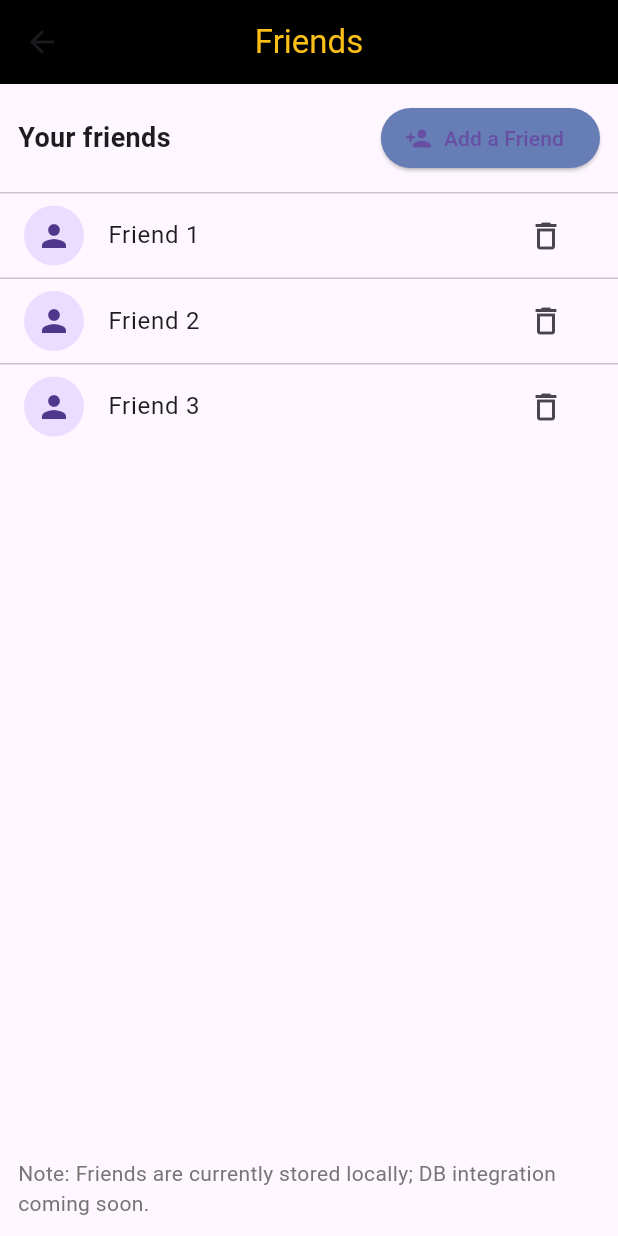
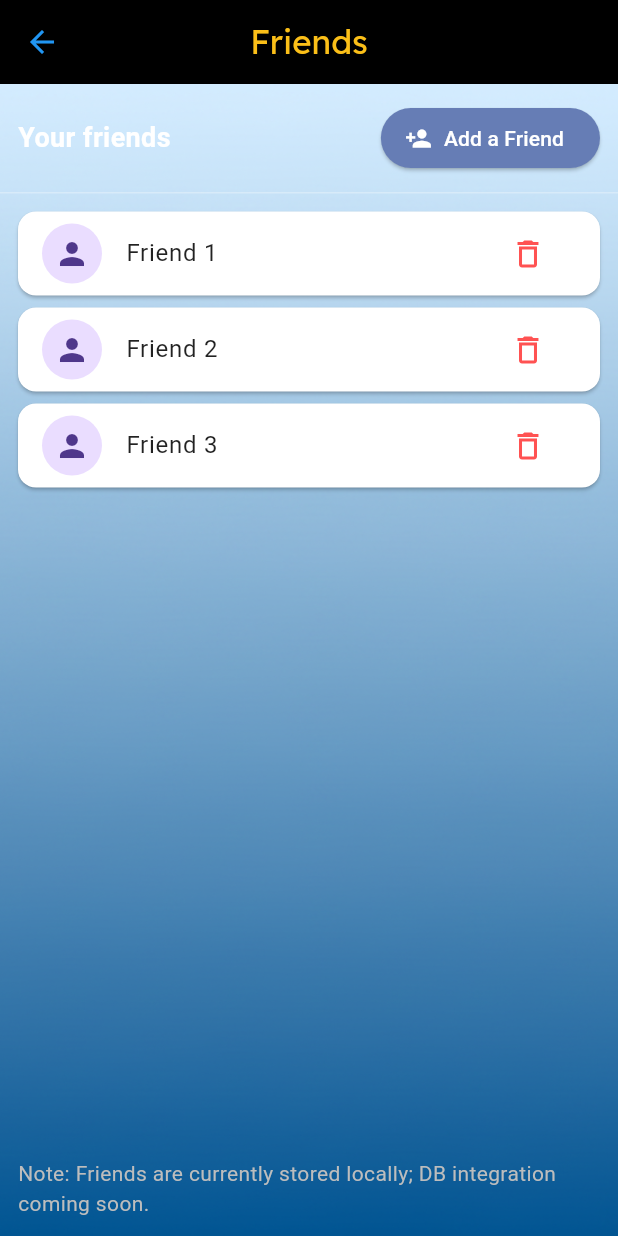
Before and after one commit to NumaanQureshi/Journey, a Flutter app: the Friend screen opened directly, on a phone screen of 412 x 824 dp. Run offline on Flutter 3.47's test engine with Material 3 defaults, Android fonts, the light colour scheme and no system bars; our stand-ins replace google_fonts, video_player.

Commit message:
style: changed formatting of friends screen

```diff
--- a/lib/screens/friend_screen.dart
+++ b/lib/screens/friend_screen.dart
@@ -1,4 +1,5 @@
 import 'package:flutter/material.dart';
+import 'package:google_fonts/google_fonts.dart';
 
 class Friend extends StatefulWidget {
   const Friend({super.key});
@@ -8,7 +9,7 @@ class Friend extends StatefulWidget {
 }
 
 class _FriendState extends State<Friend> {
-  // In-memory placeholder list; replace with DB-backed source later.
+  // TODO: replace with DB friends later.
   final List<String> _friends = ['Friend 1', 'Friend 2', 'Friend 3'];
 
   void _addFriend(String name) {
@@ -45,50 +46,71 @@ class _FriendState extends State<Friend> {
   Widget build(BuildContext context) {
     return Scaffold(
       appBar: AppBar(
-        title: const Text(
+        iconTheme: const IconThemeData(color: Colors.blue),
+        title: Text(
           'Friends',
-          style: TextStyle(
-            color: Color(0xFFFBBF18),
-          )
+          style: GoogleFonts.lexend(
+            color: const Color(0xFFFBBF18),
+          ),
         ),
         centerTitle: true,
         backgroundColor: Colors.black,
       ),
-      body: Column(
+      body: Stack(
+        children: [
+          SizedBox.expand(
+            child: Image.asset(
+              'assets/images/profile_bg.png',
+              fit: BoxFit.cover,
+            ),
+          ),
+          Column(
             children: [
               Padding(
                 padding: const EdgeInsets.all(12.0),
                 child: Row(
                   mainAxisAlignment: MainAxisAlignment.spaceBetween,
                   children: [
-                const Text('Your friends', style: TextStyle(fontSize: 18, fontWeight: FontWeight.w600)),
+                    const Text('Your friends',
+                        style: TextStyle(fontSize: 18, fontWeight: FontWeight.w600, color: Colors.white)),
                     ElevatedButton.icon(
                       onPressed: _showAddDialog,
                       icon: const Icon(Icons.person_add),
                       label: const Text('Add a Friend'),
-                  style: ElevatedButton.styleFrom(backgroundColor: const Color(0xFF667DB5)),
+                      style: ElevatedButton.styleFrom(
+                          backgroundColor: const Color(0xFF667DB5),
+                          foregroundColor: Colors.white),
                     ),
                   ],
                 ),
               ),
-          const Divider(height: 1),
+              const Divider(height: 1, color: Colors.white30),
               Expanded(
                 child: _friends.isEmpty
-                ? const Center(child: Text('No friends yet'))
-                : ListView.separated(
+                    ? const Center(
+                        child:
+                            Text('No friends yet', style: TextStyle(color: Colors.white)))
+                    : ListView.builder(
+                        padding: const EdgeInsets.all(8.0),
                         itemCount: _friends.length,
-                    separatorBuilder: (_, __) => const Divider(height: 1),
                         itemBuilder: (context, index) {
                           final name = _friends[index];
-                      return ListTile(
-                        leading: const CircleAvatar(child: Icon(Icons.person)),
-                        title: Text(name),
+                          return Card(
+                            color: Colors.white,
+                            child: ListTile(
+                              leading:
+                                  const CircleAvatar(child: Icon(Icons.person)),
+                              title: Text(name,
+                                  style: const TextStyle(color: Colors.black87)),
                               trailing: IconButton(
-                          icon: const Icon(Icons.delete_outline),
+                                icon: const Icon(Icons.delete_outline,
+                                    color: Colors.redAccent),
                                 onPressed: () {
                                   setState(() => _friends.removeAt(index));
-                            ScaffoldMessenger.of(context).showSnackBar(SnackBar(content: Text('Removed $name')));
+                                  ScaffoldMessenger.of(context).showSnackBar(
+                                      SnackBar(content: Text('Removed $name')));
                                 },
+                              ),
                             ),
                           );
                         },
@@ -96,7 +118,9 @@ class _FriendState extends State<Friend> {
               ),
               Padding(
                 padding: const EdgeInsets.all(12.0),
-            child: Text('Note: Friends are currently stored locally; DB integration coming soon.', style: TextStyle(color: Colors.grey[600])),
+                child: Text('Note: Friends are currently stored locally; DB integration coming soon.', style: TextStyle(color: Colors.grey[400])),
+              ),
+            ],
           ),
         ],
       ),
```
Lines whose indentation alone changed are shown as unchanged.
